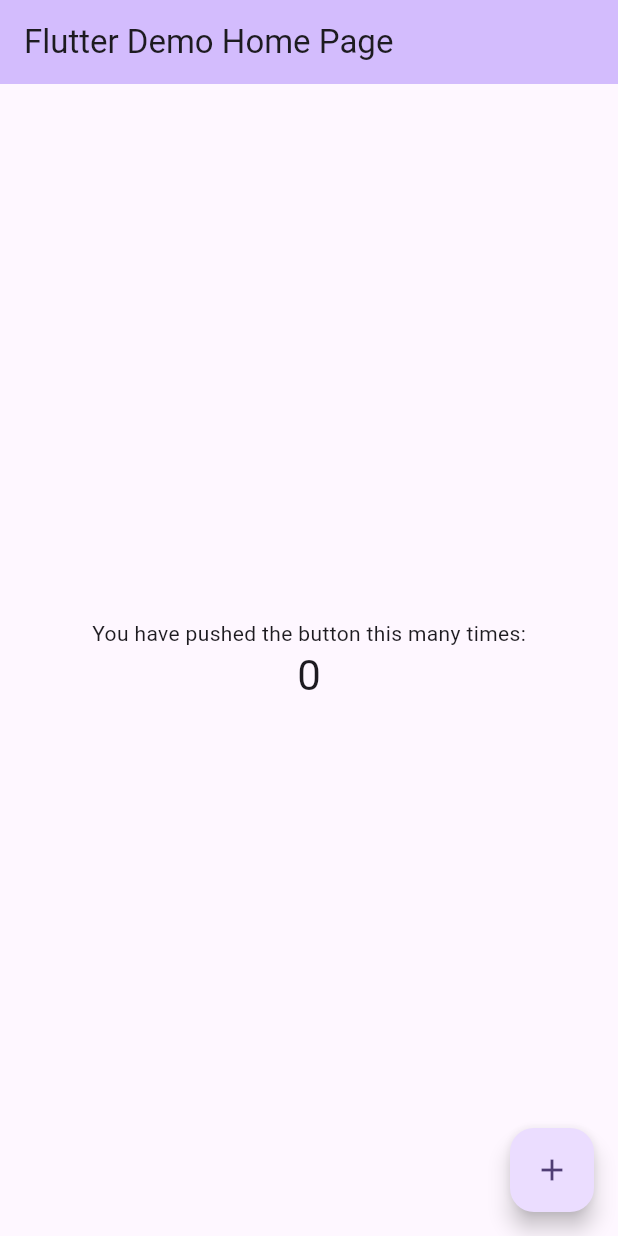
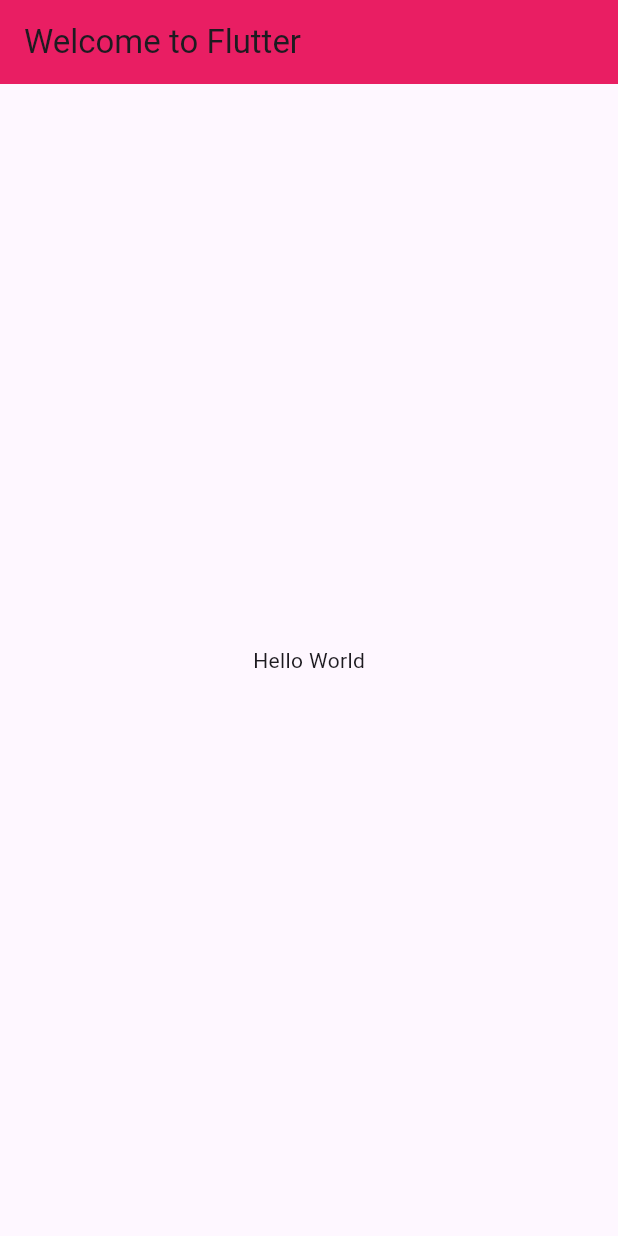
Before and after one commit to cardcathouse/inicio_desarrollo, a Flutter app: the screen it shows after launch, on a phone screen of 412 x 824 dp. Run offline on Flutter 3.47's test engine with Material 3 defaults, Android fonts, the phone set to English and light mode, and no system bars.

Commit message:
Update main.dart

```diff
--- a/lib/main.dart
+++ b/lib/main.dart
@@ -1,125 +1,25 @@
 import 'package:flutter/material.dart';
 
 void main() {
-  runApp(const MyApp());
+  runApp(const MiWidget());
 }
 
-class MyApp extends StatelessWidget {
-  const MyApp({super.key});
+class MiWidget extends StatelessWidget {
+  const MiWidget({
+    super.key,
+  });
 
-  // This widget is the root of your application.
   @override
   Widget build(BuildContext context) {
     return MaterialApp(
-      title: 'Flutter Demo',
-      theme: ThemeData(
-        // This is the theme of your application.
-        //
-        // TRY THIS: Try running your application with "flutter run". You'll see
-        // the application has a purple toolbar. Then, without quitting the app,
-        // try changing the seedColor in the colorScheme below to Colors.green
-        // and then invoke "hot reload" (save your changes or press the "hot
-        // reload" button in a Flutter-supported IDE, or press "r" if you used
-        // the command line to start the app).
-        //
-        // Notice that the counter didn't reset back to zero; the application
-        // state is not lost during the reload. To reset the state, use hot
-        // restart instead.
-        //
-        // This works for code too, not just values: Most code changes can be
-        // tested with just a hot reload.
-        colorScheme: ColorScheme.fromSeed(seedColor: Colors.deepPurple),
-        useMaterial3: true,
+        home: Scaffold(
+      appBar: AppBar(
+        title: const Text('Welcome to Flutter'),
+        backgroundColor: Colors.pink,
       ),
-      home: const MyHomePage(title: 'Flutter Demo Home Page'),
-    );
+      body: const Center(
+        child: Text('Hello World'),
+      ),
+    ));
   }
 }
-
-class MyHomePage extends StatefulWidget {
-  const MyHomePage({super.key, required this.title});
-
-  // This widget is the home page of your application. It is stateful, meaning
-  // that it has a State object (defined below) that contains fields that affect
-  // how it looks.
-
-  // This class is the configuration for the state. It holds the values (in this
-  // case the title) provided by the parent (in this case the App widget) and
-  // used by the build method of the State. Fields in a Widget subclass are
-  // always marked "final".
-
-  final String title;
-
-  @override
-  State<MyHomePage> createState() => _MyHomePageState();
-}
-
-class _MyHomePageState extends State<MyHomePage> {
-  int _counter = 0;
-
-  void _incrementCounter() {
-    setState(() {
-      // This call to setState tells the Flutter framework that something has
-      // changed in this State, which causes it to rerun the build method below
-      // so that the display can reflect the updated values. If we changed
-      // _counter without calling setState(), then the build method would not be
-      // called again, and so nothing would appear to happen.
-      _counter++;
-    });
-  }
-
-  @override
-  Widget build(BuildContext context) {
-    // This method is rerun every time setState is called, for instance as done
-    // by the _incrementCounter method above.
-    //
-    // The Flutter framework has been optimized to make rerunning build methods
-    // fast, so that you can just rebuild anything that needs updating rather
-    // than having to individually change instances of widgets.
-    return Scaffold(
-      appBar: AppBar(
-        // TRY THIS: Try changing the color here to a specific color (to
-        // Colors.amber, perhaps?) and trigger a hot reload to see the AppBar
-        // change color while the other colors stay the same.
-        backgroundColor: Theme.of(context).colorScheme.inversePrimary,
-        // Here we take the value from the MyHomePage object that was created by
-        // the App.build method, and use it to set our appbar title.
-        title: Text(widget.title),
-      ),
-      body: Center(
-        // Center is a layout widget. It takes a single child and positions it
-        // in the middle of the parent.
-        child: Column(
-          // Column is also a layout widget. It takes a list of children and
-          // arranges them vertically. By default, it sizes itself to fit its
-          // children horizontally, and tries to be as tall as its parent.
-          //
-          // Column has various properties to control how it sizes itself and
-          // how it positions its children. Here we use mainAxisAlignment to
-          // center the children vertically; the main axis here is the vertical
-          // axis because Columns are vertical (the cross axis would be
-          // horizontal).
-          //
-          // TRY THIS: Invoke "debug painting" (choose the "Toggle Debug Paint"
-          // action in the IDE, or press "p" in the console), to see the
-          // wireframe for each widget.
-          mainAxisAlignment: MainAxisAlignment.center,
-          children: <Widget>[
-            const Text(
-              'You have pushed the button this many times:',
-            ),
-            Text(
-              '$_counter',
-              style: Theme.of(context).textTheme.headlineMedium,
-            ),
-          ],
-        ),
-      ),
-      floatingActionButton: FloatingActionButton(
-        onPressed: _incrementCounter,
-        tooltip: 'Increment',
-        child: const Icon(Icons.add),
-      ), // This trailing comma makes auto-formatting nicer for build methods.
-    );
-  }
-}
```
